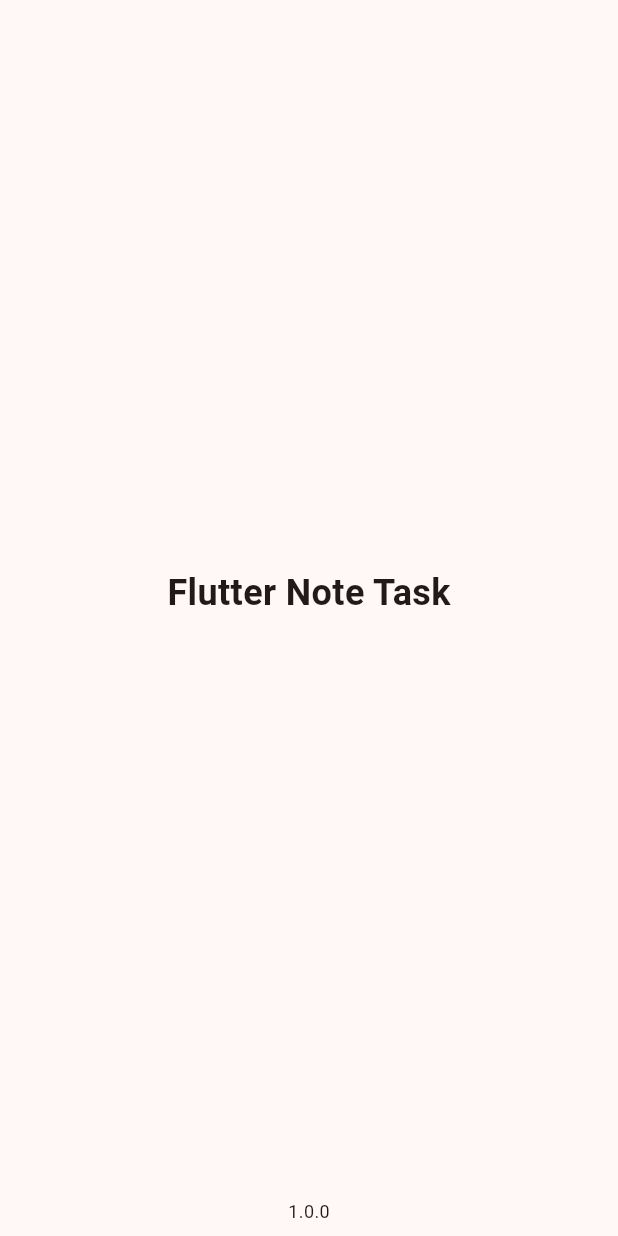
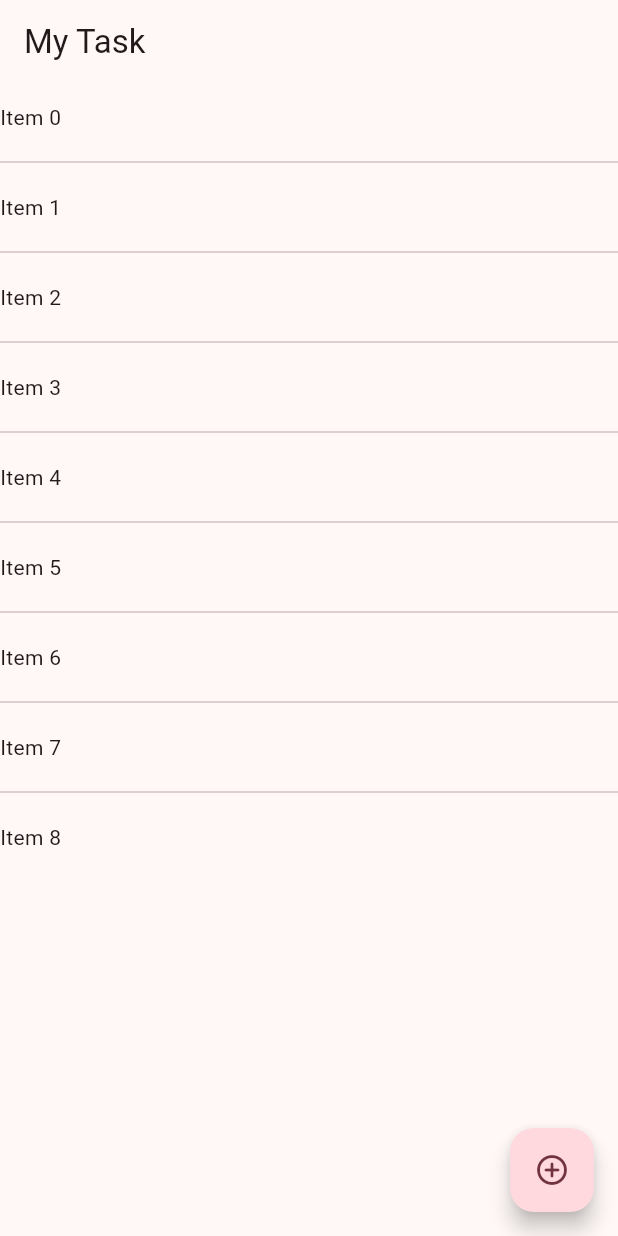
Before and after one commit to yoesuv/Flutter-Note-DB, a Flutter app: the screen it shows after launch, on a phone screen of 412 x 824 dp. Run offline on Flutter 3.47's test engine with Material 3 defaults, Android fonts, the phone set to English and light mode, and no system bars.

Commit message:
:newspaper: route home

```diff
--- a/lib/src/core/route/app_route.dart
+++ b/lib/src/core/route/app_route.dart
@@ -1,4 +1,5 @@
 import 'package:flutter/material.dart';
+import 'package:flutter_note/src/ui/screens/home_screen.dart';
 import 'package:flutter_note/src/ui/screens/splash_screen.dart';
 
 class AppRoute {
@@ -7,6 +8,10 @@ class AppRoute {
       case "/":
         return MaterialPageRoute(builder: (context) {
           return const SplashScreen();
+        });
+      case HomeScreen.routeName:
+        return MaterialPageRoute(builder: (context) {
+          return const HomeScreen();
         });
       default:
         return MaterialPageRoute(builder: (context) {
--- /dev/null
+++ b/lib/src/ui/screens/home_screen.dart
@@ -0,0 +1,33 @@
+import 'package:flutter/material.dart';
+
+class HomeScreen extends StatelessWidget {
+  static const routeName = "home-screen";
+  const HomeScreen({super.key});
+
+  @override
+  Widget build(BuildContext context) {
+    return Scaffold(
+      appBar: AppBar(
+        title: const Text("My Task"),
+      ),
+      body: SafeArea(
+        child: ListView.separated(
+          itemBuilder: (context, index) {
+            return Padding(
+              padding: const EdgeInsets.symmetric(
+                vertical: 12,
+              ),
+              child: Text("Item $index"),
+            );
+          },
+          separatorBuilder: (context, index) => const Divider(),
+          itemCount: 9,
+        ),
+      ),
+      floatingActionButton: FloatingActionButton(
+        onPressed: () {},
+        child: Icon(Icons.add_circle_outline_rounded),
+      ),
+    );
+  }
+}
--- a/lib/src/ui/screens/splash_screen.dart
+++ b/lib/src/ui/screens/splash_screen.dart
@@ -1,10 +1,27 @@
+import 'dart:async';
+
 import 'package:flutter/material.dart';
+import 'package:flutter_note/src/ui/screens/home_screen.dart';
 
 class SplashScreen extends StatelessWidget {
   const SplashScreen({super.key});
 
+  void _openHome(BuildContext context) {
+    WidgetsBinding.instance.addPostFrameCallback((timeStamp) {
+      Timer(const Duration(seconds: 2), () {
+        Navigator.pushNamedAndRemoveUntil(
+          context,
+          HomeScreen.routeName,
+          ModalRoute.withName('/'),
+        );
+      });
+    });
+  }
+
   @override
   Widget build(BuildContext context) {
+    _openHome(context);
+
     return Scaffold(
       body: Center(
         child: Text(
```
